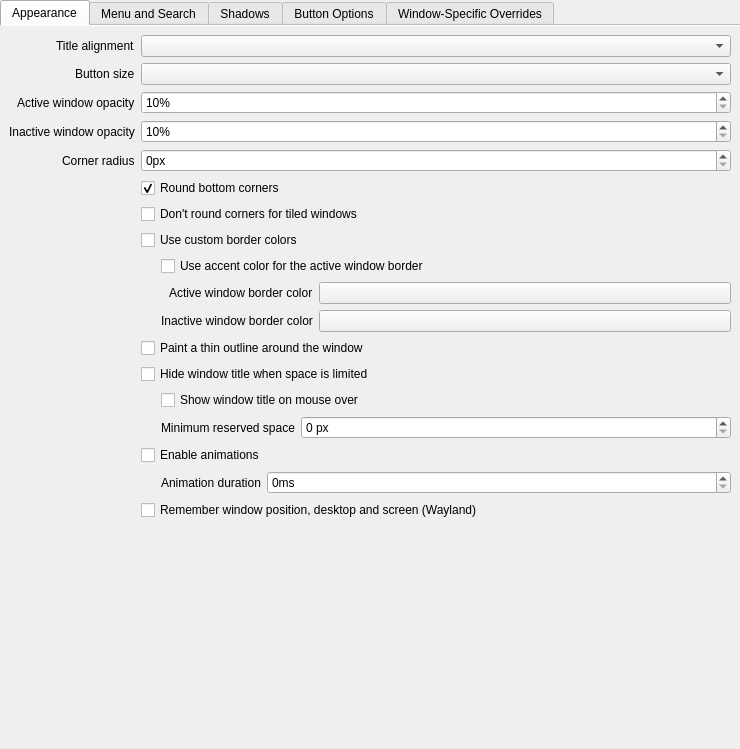
guiodic/material-decoration, file src/kcm/config.ui: the form before one commit.
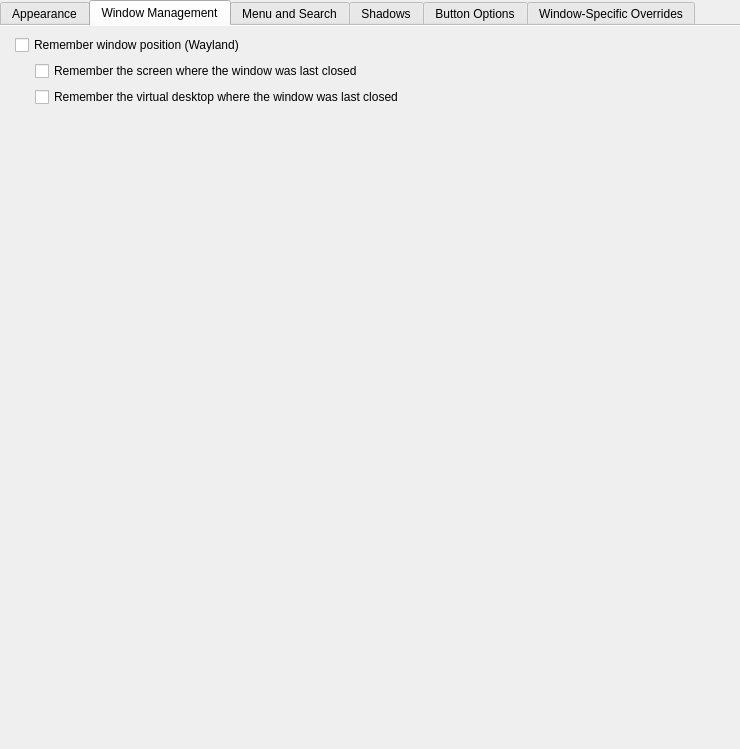
The form after the commit. The open tabs and pages were chosen to show the change. Custom widgets are drawn as their Qt base class.

Commit message: Add screen and virtual desktop restore options in Window Management

Patch:
```diff
--- a/src/kcm/config.ui
+++ b/src/kcm/config.ui
@@ -314,10 +314,39 @@
          </item>
         </layout>
        </item>
-       <item row="17" column="1">
+      </layout>
+     </widget>
+     <widget class="QWidget" name="windowManagementTab">
+      <attribute name="title"><string>Window Management</string></attribute>
+      <layout class="QFormLayout" name="windowManagementLayout">
+       <property name="labelAlignment"><set>Qt::AlignRight|Qt::AlignVCenter</set></property>
+       <property name="formAlignment"><set>Qt::AlignHCenter|Qt::AlignTop</set></property>
+       <item row="0" column="1">
         <widget class="QCheckBox" name="kcfg_RememberWindowState">
-         <property name="text"><string>Remember window position, desktop and screen (Wayland)</string></property>
-         <property name="toolTip"><string>Save window position, desktop and screen when a window closes and restore them when it opens again. The application controls its size. Requires the Material Tiling Popup KWin script. Windows of the same application without a distinct identity share the state of the last closed window.</string></property>
+         <property name="text"><string>Remember window position (Wayland)</string></property>
+         <property name="toolTip"><string>Save window position when a window closes and restore it when it opens again. The application controls its size. Requires the Material Tiling Popup KWin script. Windows of the same application without a distinct identity share the state of the last closed window.</string></property>
+        </widget>
+       </item>
+       <item row="1" column="1">
+        <widget class="QWidget" name="windowRestorationOptions">
+         <layout class="QVBoxLayout" name="windowRestorationOptionsLayout">
+          <property name="leftMargin"><number>20</number></property>
+          <property name="topMargin"><number>0</number></property>
+          <property name="rightMargin"><number>0</number></property>
+          <property name="bottomMargin"><number>0</number></property>
+          <item>
+           <widget class="QCheckBox" name="kcfg_RememberWindowScreen">
+            <property name="text"><string>Remember the screen where the window was last closed</string></property>
+            <property name="toolTip"><string>Restore the saved screen. When disabled, use the screen chosen by KWin when the window opens.</string></property>
+           </widget>
+          </item>
+          <item>
+           <widget class="QCheckBox" name="kcfg_RememberWindowDesktop">
+            <property name="text"><string>Remember the virtual desktop where the window was last closed</string></property>
+            <property name="toolTip"><string>Restore the saved virtual desktop, switch to it and activate the window. When disabled, keep the desktop chosen when the window opens.</string></property>
+           </widget>
+          </item>
+         </layout>
         </widget>
        </item>
       </layout>
```
The commit also changes 18 other files.
